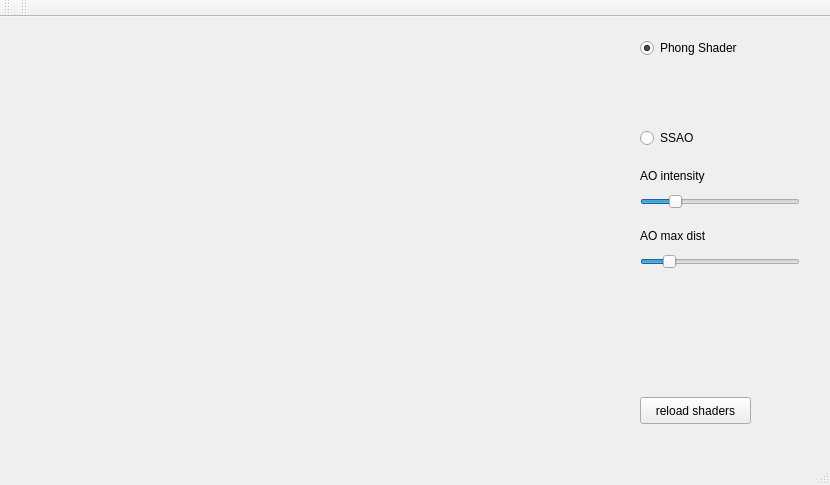
Above: samples/rendering/mainwindow.ui from diegomazala/tucano before the change. Below: the same form after it.
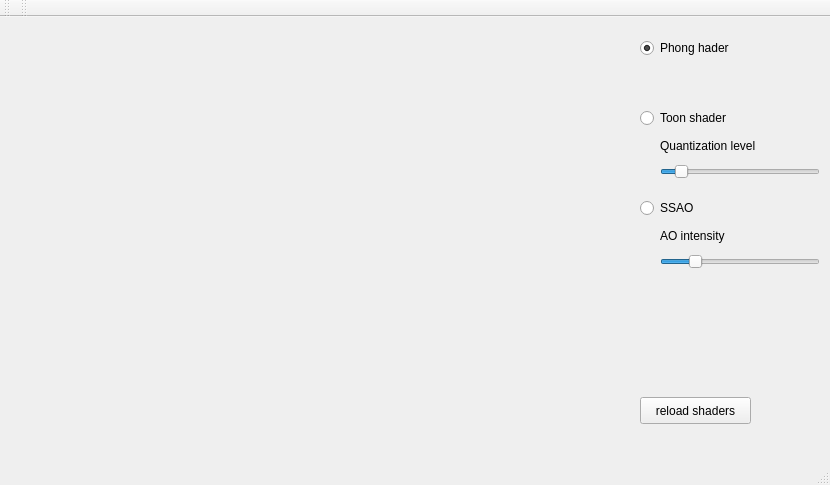
That is the form after the change. Custom widgets are drawn as their Qt base class.

Commit message: ssao working without noise function, added toon shader

Patch:
```diff
--- a/samples/rendering/mainwindow.ui
+++ b/samples/rendering/mainwindow.ui
@@ -34,7 +34,7 @@
      </rect>
     </property>
     <property name="text">
-     <string>Phong Shader</string>
+     <string>Phong hader</string>
     </property>
     <property name="checked">
      <bool>true</bool>
@@ -47,7 +47,7 @@
     <property name="geometry">
      <rect>
       <x>640</x>
-      <y>110</y>
+      <y>180</y>
       <width>117</width>
       <height>22</height>
      </rect>
@@ -75,8 +75,8 @@
    <widget class="QSlider" name="slider_ssao_intensity">
     <property name="geometry">
      <rect>
-      <x>640</x>
-      <y>170</y>
+      <x>660</x>
+      <y>230</y>
       <width>160</width>
       <height>29</height>
      </rect>
@@ -94,8 +94,8 @@
    <widget class="QLabel" name="label">
     <property name="geometry">
      <rect>
-      <x>640</x>
-      <y>150</y>
+      <x>660</x>
+      <y>210</y>
       <width>91</width>
       <height>17</height>
      </rect>
@@ -104,17 +104,39 @@
      <string>AO intensity</string>
     </property>
    </widget>
-   <widget class="QSlider" name="slider_ssao_maxdist">
+   <widget class="QRadioButton" name="radio_toon">
     <property name="geometry">
      <rect>
       <x>640</x>
-      <y>230</y>
+      <y>90</y>
+      <width>117</width>
+      <height>22</height>
+     </rect>
+    </property>
+    <property name="text">
+     <string>Toon shader</string>
+    </property>
+    <attribute name="buttonGroup">
+     <string notr="true">group_effects</string>
+    </attribute>
+   </widget>
+   <widget class="QSlider" name="slider_toon_level">
+    <property name="geometry">
+     <rect>
+      <x>660</x>
+      <y>140</y>
       <width>160</width>
       <height>29</height>
      </rect>
     </property>
+    <property name="minimum">
+     <number>1</number>
+    </property>
+    <property name="maximum">
+     <number>32</number>
+    </property>
     <property name="sliderPosition">
-     <number>15</number>
+     <number>4</number>
     </property>
     <property name="orientation">
      <enum>Qt::Horizontal</enum>
@@ -123,14 +145,14 @@
    <widget class="QLabel" name="label_2">
     <property name="geometry">
      <rect>
-      <x>640</x>
-      <y>210</y>
-      <width>81</width>
+      <x>660</x>
+      <y>120</y>
+      <width>131</width>
       <height>17</height>
      </rect>
     </property>
     <property name="text">
-     <string>AO max dist</string>
+     <string>Quantization level</string>
     </property>
    </widget>
   </widget>
```
The commit also changes 16 other files.
